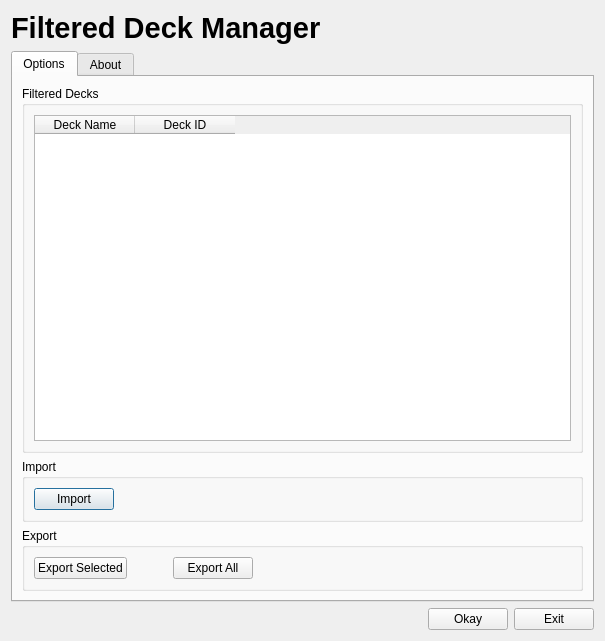
First picture: the form in FilteredDeckManager/Designer/form.ui, repository arvinddraffen/FilteredDeckManagerPlugin, before the edit.
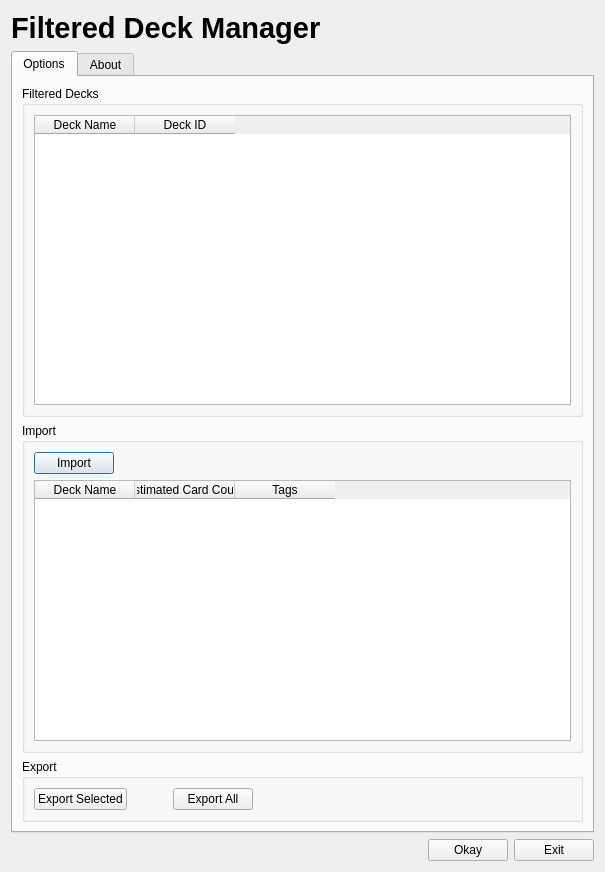
Second picture: the form after the edit.

Commit message: Update UI to have table for listing staged imported filtered decks from a file.

What changed in the file:
```diff
--- a/FilteredDeckManager/Designer/form.ui
+++ b/FilteredDeckManager/Designer/form.ui
@@ -7,7 +7,7 @@
     <x>0</x>
     <y>0</y>
     <width>605</width>
-    <height>641</height>
+    <height>872</height>
    </rect>
   </property>
   <property name="windowTitle">
@@ -41,8 +41,6 @@
       </attribute>
       <layout class="QVBoxLayout" name="verticalLayout_4">
        <item>
-        <layout class="QVBoxLayout" name="tabOptionsLayout">
-         <item>
           <widget class="QGroupBox" name="groupBox">
            <property name="title">
             <string>Filtered Decks</string>
@@ -73,9 +71,9 @@
            <property name="title">
             <string>Import</string>
            </property>
-           <layout class="QHBoxLayout" name="horizontalLayout_4">
+         <layout class="QVBoxLayout" name="verticalLayout_3">
             <item>
-             <layout class="QHBoxLayout" name="groupBoxImportLayout">
+           <layout class="QHBoxLayout" name="groupBoxImportSublayout1">
               <item>
                <widget class="QPushButton" name="buttonImport">
                 <property name="text">
@@ -98,6 +96,25 @@
               </item>
              </layout>
             </item>
+          <item>
+           <widget class="QTableWidget" name="tableWidgetStagedForImportFilteredDecks">
+            <column>
+             <property name="text">
+              <string>Deck Name</string>
+             </property>
+            </column>
+            <column>
+             <property name="text">
+              <string>Estimated Card Count</string>
+             </property>
+            </column>
+            <column>
+             <property name="text">
+              <string>Tags</string>
+             </property>
+            </column>
+           </widget>
+          </item>
            </layout>
           </widget>
          </item>
@@ -153,8 +170,6 @@
             </item>
            </layout>
           </widget>
-         </item>
-        </layout>
        </item>
       </layout>
      </widget>
```
Lines whose indentation alone changed are shown as unchanged. The commit also changes 2 other files.
